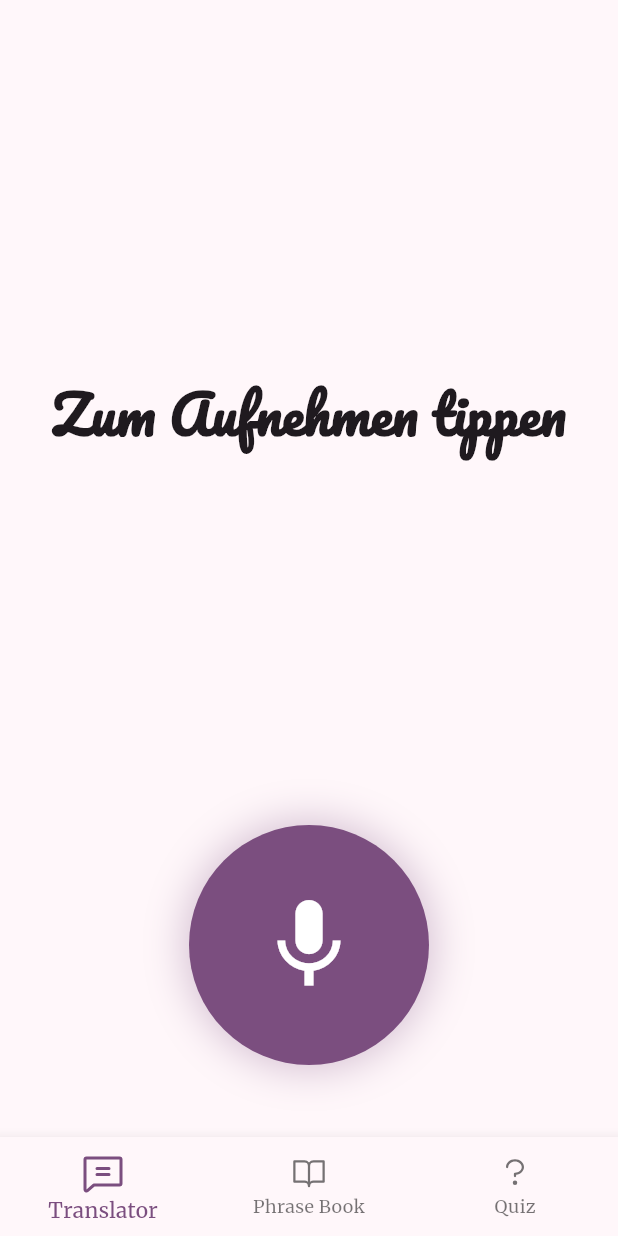
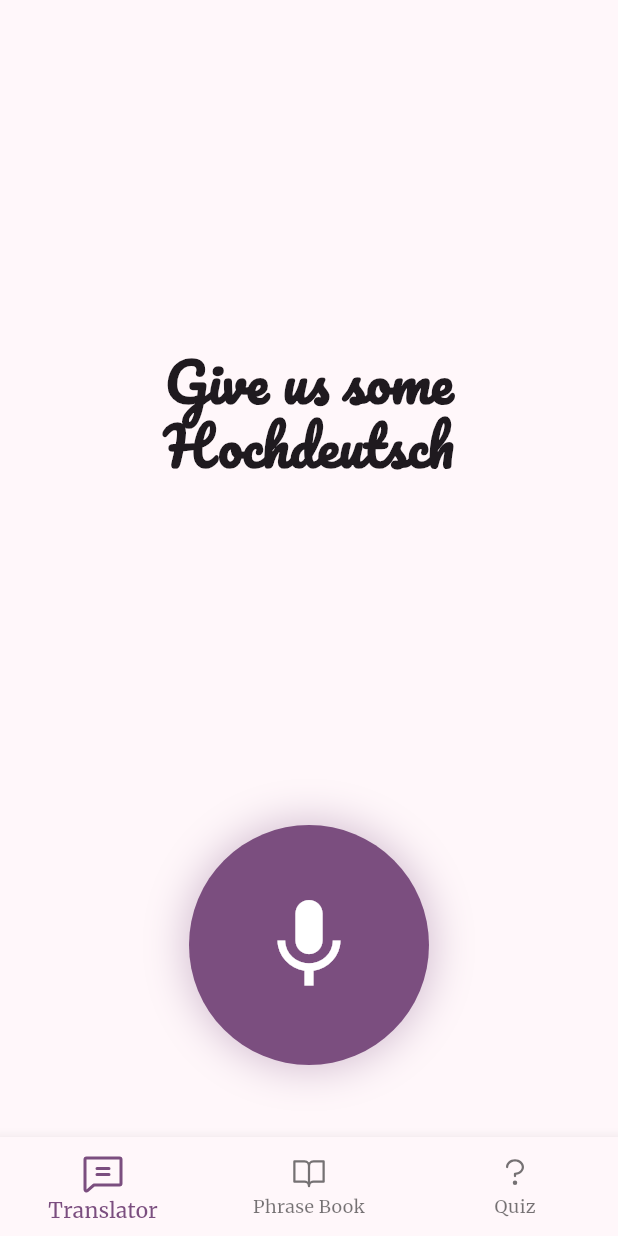
Before and after one commit to ylruiz/flutter_meetup_16_08_2025, a Flutter app: the screen it shows after launch, on a phone screen of 412 x 824 dp. Run offline on Flutter 3.47's test engine with Material 3 defaults, Android fonts, the phone set to English and light mode, and no system bars; our stand-ins replace auto_route, dio, flutter_riverpod, flutter_tts, google_fonts, hooks_riverpod and 4 more.

Commit message:
Change promt

```diff
--- a/lib/pages/translate_page.dart
+++ b/lib/pages/translate_page.dart
@@ -18,7 +18,7 @@ class TranslatePage extends ConsumerWidget {
 
     final theme = Theme.of(context);
     final text = state.text.isEmpty
-        ? (state.isListening ? 'Zuhören...' : 'Zum Aufnehmen tippen')
+        ? (state.isListening ? 'Listening...' : 'Give us some Hochdeutsch')
         : state.text;
 
     return Scaffold(
```
